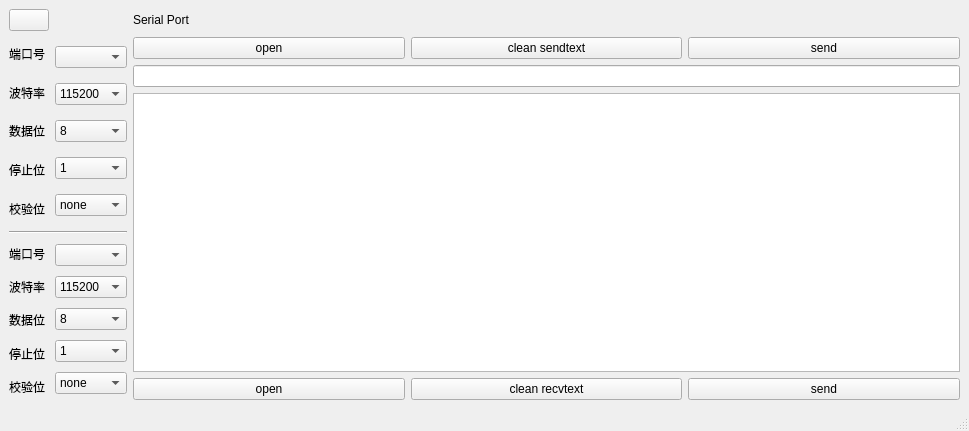
jizizihe/baijie_demo, file qt/t507/serial.ui: the form before one commit.
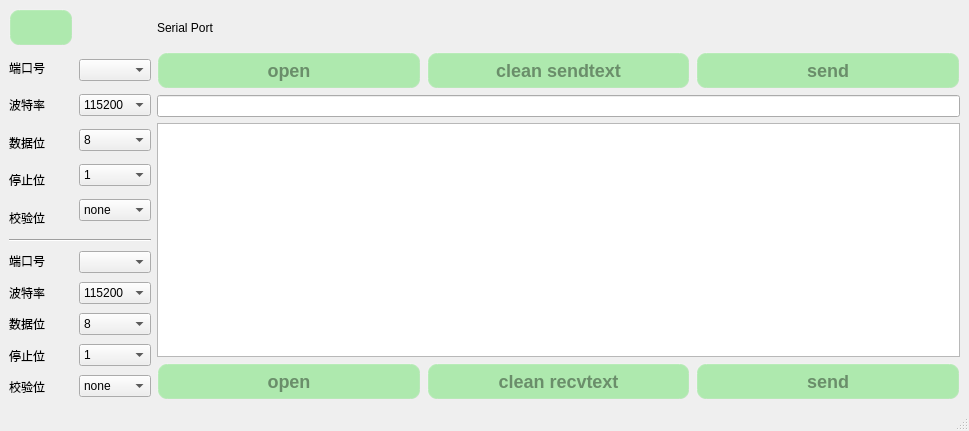
The form after the commit. Icons and pictures are not drawn.

```diff
--- a/qt/t507/serial.ui
+++ b/qt/t507/serial.ui
@@ -13,6 +13,44 @@
   <property name="windowTitle">
    <string>MainWindow</string>
   </property>
+  <property name="styleSheet">
+   <string notr="true">/****************按钮部件*******************/
+QPushButton{
+     background-color: rgba(100, 225, 100, 120);/*背景色*/
+     border-style: outset; /*边框样式*/
+     border-width:  2px;  /*边框宽度为4像素*/
+     border-radius: 10px; /*边框圆角半径*/
+     border-color: rgba(255, 225, 255, 30);/*边框颜色*/
+     font: bold 18px;/*字体*/
+     color:rgba(0, 0, 0, 100);/*字体颜色*/
+     padding: 6px; /*填衬*/
+	outline: none; /*去掉按钮的虚线框*/
+}
+
+QPushButton:hover{ /*鼠标悬停在按钮上时*/
+        background-color:rgba(100,255,100, 100);
+        border-color: rgba(255, 225, 255, 200);
+        color:rgba(0, 0, 0, 200);
+}
+
+QPushButton:pressed { /*按钮被按下时*/
+     background-color:rgba(100,255,100, 200);
+     border-color: rgba(255, 225, 255, 30);
+     border-style: inset;
+     color:rgba(0, 0, 0, 100);
+}
+
+/****************滑块部件*******************/
+
+
+QSlider::handle:horizontal { /*水平滑块的手柄*/
+        image: url(:/image/sliderHandle.png);
+ }
+
+QSlider::sub-page:horizontal { /*水平滑块手柄以前的部分*/
+        border-image: url(:/image/slider.png);/*边框图片*/
+ }</string>
+  </property>
   <widget class="QWidget" name="centralwidget">
    <layout class="QGridLayout" name="gridLayout_6">
     <item row="1" column="2">
```
Left out of the diff: 2 changed lines with no effect on the pictures.
